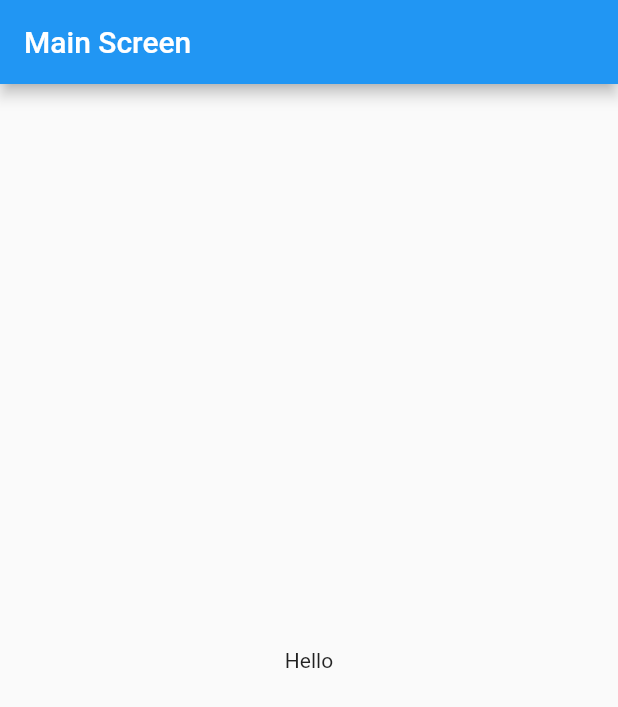
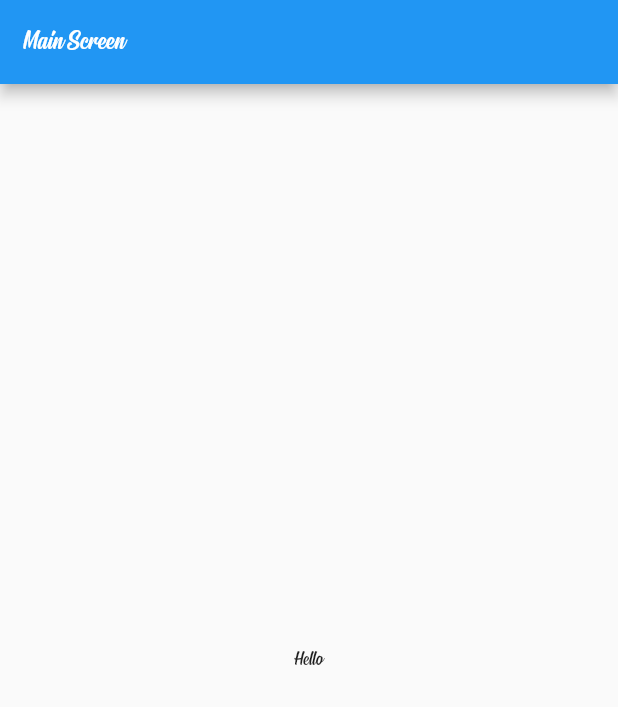
Before and after one commit to mowet601/rider_app, a Flutter app: the screen it shows after launch, on a phone screen of 412 x 824 dp. Shown: the top 707 px of the screen. Run offline on Flutter 3.47's test engine with Material 2 defaults, Android fonts, the phone set to English and light mode, and no system bars.

Commit message:
fonts, images and sounds added

```diff
--- a/lib/main.dart
+++ b/lib/main.dart
@@ -12,6 +12,7 @@ class MyApp extends StatelessWidget {
       title: 'Flutter Demo',
       debugShowCheckedModeBanner: false,
       theme: ThemeData(
+        fontFamily: "Signatra",
         primarySwatch: Colors.blue,
         visualDensity: VisualDensity.adaptivePlatformDensity,
       ),
```
Also changed, not shown: pubspec.yaml (+12 -7 lines), fonts/Signatra.ttf (added), fonts/bolt-regular.ttf (added), fonts/bolt-semibold.ttf (added), images/car_android.png (added), images/car_ios.png (added), images/desticon.png (added), images/desticon1.png (added), images/logo.png (added), images/logo1.png (added), images/pickicon.png (added), images/posimarker.png (added), images/redmarker.png (added), images/taxi.png (added), 1 more files, 1 other file.
